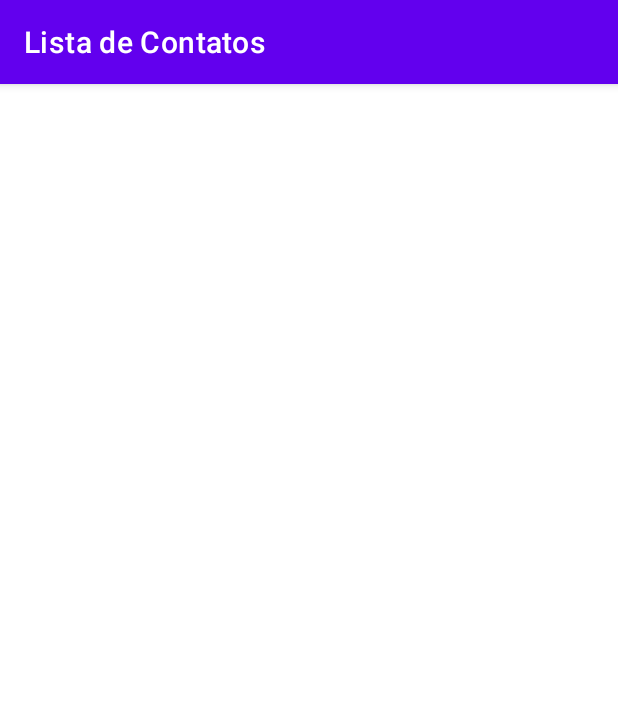
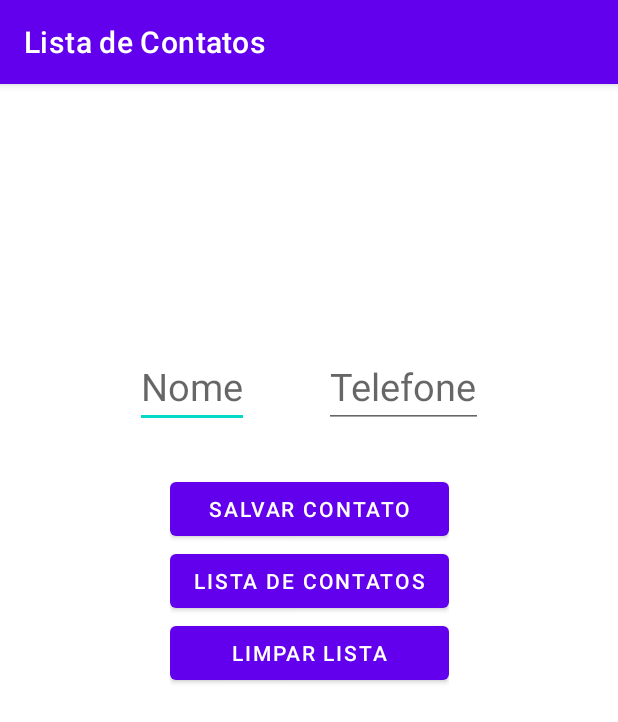
Before and after one commit to LucasSGonza/FirstAndroidApp, an Android app: the screen it shows after launch (MainActivity), on a phone screen of 412 x 824 dp. Shown: the top 722 px of the screen. Run offline under Robolectric (Android 15) with nearby library versions, the phone set to English and light mode, and no system bars.

Commit message:
wip: updated the project to the MVVM architerure and develop new functions like: create contact and clean list. Now will focus on the second screen

```diff
--- a/app/src/main/AndroidManifest.xml
+++ b/app/src/main/AndroidManifest.xml
@@ -13,7 +13,7 @@
         android:theme="@style/Theme.ListaDeContatos"
         tools:targetApi="31">
         <activity
-            android:name=".MainActivity"
+            android:name=".modules.main.MainActivity"
             android:exported="true"
             android:label="@string/app_name"
             android:theme="@style/Theme.ListaDeContatos">
--- a/app/src/main/java/com/example/listadecontatos/MainActivity.kt
+++ /dev/null
@@ -1,74 +0,0 @@
-package com.example.listadecontatos
-
-import android.os.Bundle
-import android.util.Log
-import android.widget.LinearLayout
-import android.widget.Toast
-import androidx.appcompat.app.AppCompatActivity
-import androidx.appcompat.widget.LinearLayoutCompat
-import com.example.listadecontatos.databinding.ActivityMainBinding
-import com.example.listadecontatos.model.Contact
-
-class MainActivity: AppCompatActivity() {
-
-    private lateinit var binding: ActivityMainBinding
-    private var contactList = mutableListOf<Contact>()
-
-    override fun onCreate(savedInstanceState: Bundle?) {
-        super.onCreate(savedInstanceState)
-        binding = ActivityMainBinding.inflate(layoutInflater)
-        setContentView(binding.root)
-        setupClickListeners()
-    }
-
-    private fun setupClickListeners() {
-        createContact()
-        clearContactList()
-    }
-
-    private fun createContact() {
-
-        binding.bttSaveContact.setOnClickListener {
-
-            val contactName = binding.nameEditText.text.toString()
-            val contactPhoneNumber = binding.phoneEditText.text.toString()
-
-            when {
-                contactName.isEmpty() ->
-                    Toast.makeText(this, "Por favor, preencha um nome", Toast.LENGTH_SHORT).show()
-
-                contactPhoneNumber.isEmpty() ->
-                    Toast.makeText(this, "Por favor, preencha um telefone", Toast.LENGTH_SHORT)
-                        .show()
-
-                else -> {
-
-                    contactList.add(
-                        Contact(
-                            contactList.size,
-                            contactName,
-                            contactPhoneNumber
-                        )
-                    )
-                    Log.e("lucas", "nome do campo: $contactName")
-                    Log.e("lucas", "telefone do campo: $contactPhoneNumber")
-                    Log.e("lucas", "nome do objeto na lista: ${contactList.first().name}")
-                    binding.nameEditText.text?.clear()
-                    binding.phoneEditText.text?.clear()
-                    Toast.makeText(this, "Contato criado com sucesso!", Toast.LENGTH_SHORT).show()
-                }
-
-            }
-
-        }
-
-    }
-
-    private fun clearContactList() {
-        binding.bttClearList.setOnClickListener {
-            this.contactList.clear()
-            Toast.makeText(this, "Sua lista de contatos foi limpa com sucesso", Toast.LENGTH_SHORT).show()
-        }
-    }
-
-}
--- a/app/src/main/res/layout/activity_main.xml
+++ b/app/src/main/res/layout/activity_main.xml
@@ -7,7 +7,7 @@
     >
 
     <androidx.appcompat.widget.LinearLayoutCompat
-        android:id="@+id/layout_for_editTexts"
+        android:id="@+id/layout_for_edit_texts"
         android:layout_width="wrap_content"
         android:layout_height="wrap_content"
         app:layout_constraintTop_toTopOf="parent"
@@ -18,21 +18,21 @@
         >
 
         <androidx.appcompat.widget.AppCompatEditText
-            android:id="@+id/name_editText"
+            android:id="@+id/name_edit_text"
             android:layout_width="wrap_content"
             android:layout_height="wrap_content"
-            android:hint="@string/name_editText"
-            android:inputType="text"
+            android:hint="@string/name_edit_text"
+            android:inputType="textPersonName"
             android:textSize="25sp"
             android:layout_marginRight="50dp"
             >
         </androidx.appcompat.widget.AppCompatEditText>
 
         <androidx.appcompat.widget.AppCompatEditText
-            android:id="@+id/phone_editText"
+            android:id="@+id/phone_edit_text"
             android:layout_width="wrap_content"
             android:layout_height="wrap_content"
-            android:hint="@string/phone_editText"
+            android:hint="@string/phone_edit_text"
             android:inputType="number"
             android:textSize="25sp"
             >
@@ -47,30 +47,30 @@
         android:orientation="vertical"
         app:layout_constraintEnd_toEndOf="parent"
         app:layout_constraintStart_toStartOf="parent"
-        app:layout_constraintTop_toBottomOf="@id/layout_for_editTexts"
+        app:layout_constraintTop_toBottomOf="@id/layout_for_edit_texts"
         android:layout_marginTop="30dp"
         >
         <com.google.android.material.button.MaterialButton
-            android:id="@+id/btt_saveContact"
+            android:id="@+id/btt_save_contact"
             android:layout_width="match_parent"
             android:layout_height="wrap_content"
-            android:text="@string/btt_saveContact"
+            android:text="@string/btt_save_contact"
             >
         </com.google.android.material.button.MaterialButton>
 
         <com.google.android.material.button.MaterialButton
-            android:id="@+id/btt_goToContactList"
+            android:id="@+id/btt_go_to_contactList"
             android:layout_width="match_parent"
             android:layout_height="wrap_content"
-            android:text="@string/btt_goToContactList"
+            android:text="@string/btt_go_to_contactList"
             >
         </com.google.android.material.button.MaterialButton>
 
         <com.google.android.material.button.MaterialButton
-            android:id="@+id/btt_clearList"
+            android:id="@+id/btt_clear_list"
             android:layout_width="match_parent"
             android:layout_height="wrap_content"
-            android:text="@string/btt_clearList"
+            android:text="@string/btt_clear_list"
             >
         </com.google.android.material.button.MaterialButton>
 
--- a/app/src/main/res/values/strings.xml
+++ b/app/src/main/res/values/strings.xml
@@ -1,8 +1,14 @@
 <resources>
     <string name="app_name">Lista de Contatos</string>
-    <string name="name_editText">Nome</string>
-    <string name="phone_editText">Telefone</string>
-    <string name="btt_saveContact">Salvar Contato</string>
-    <string name="btt_goToContactList">Lista de Contatos</string>
-    <string name="btt_clearList">Limpar Lista</string>
+    <string name="name_edit_text">Nome</string>
+    <string name="phone_edit_text">Telefone</string>
+    <string name="btt_save_contact">Salvar Contato</string>
+    <string name="btt_go_to_contactList">Lista de Contatos</string>
+    <string name="btt_clear_list">Limpar Lista</string>
+    <string name="toast_when_contact_created_with_success">Contato criado com sucesso!</string>
+    <string name="toast_when_contact_list_cleared_with_success">Sua lista de contatos foi limpa com sucesso!</string>
+    <string name="toast_when_name_invalid">Por favor, preencha um nome</string>
+    <string name="toast_when_phone_number_invalid">Por favor, preencha um telefone</string>
+    <string name="toast_when_contact_already_exist">Já existe um contato com esse telefone!</string>
+    <string name="toast_when_contact_list_already_empty">Sua lista de contatos já está vazia!</string>
 </resources>
```
Also changed, not shown: app/src/main/java/com/example/listadecontatos/modules/contactList/ContactListActivity.kt (added, +17 -0 lines), app/src/main/java/com/example/listadecontatos/modules/main/MainActivity.kt (added, +91 -0 lines), app/src/main/java/com/example/listadecontatos/modules/main/MainViewModel.kt (added, +36 -0 lines), app/src/main/res/layout/activity_contact_list.xml (added, +50 -0 lines).
